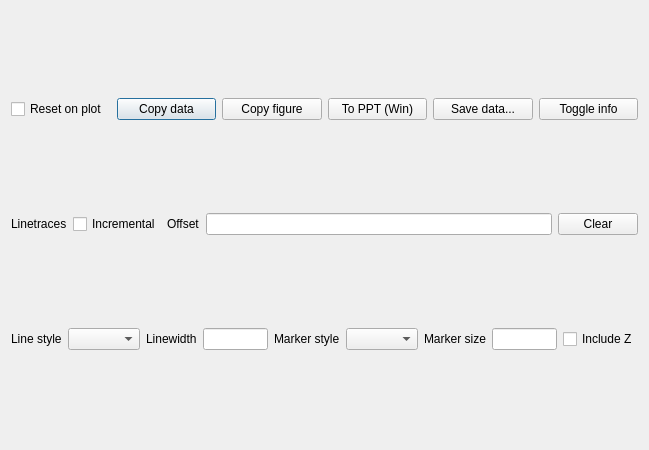
The window that qtplot/ui/linetrace.ui (Rubenknex/qtplot) describes before a commit, drawn with Qt 5.
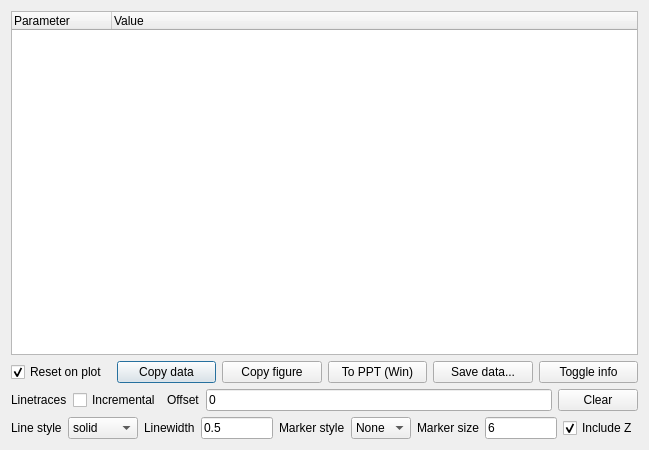
The same window after the commit.

Commit message: feature: handle operation enabled changed

```diff
--- a/qtplot/ui/linetrace.ui
+++ b/qtplot/ui/linetrace.ui
@@ -21,7 +21,34 @@
   </property>
   <layout class="QVBoxLayout" name="verticalLayout">
    <item>
-    <layout class="QHBoxLayout" name="plot_layout"/>
+    <layout class="QHBoxLayout" name="top_layout">
+     <item>
+      <layout class="QVBoxLayout" name="plot_layout"/>
+     </item>
+     <item>
+      <widget class="QTreeWidget" name="tw_data">
+       <property name="enabled">
+        <bool>true</bool>
+       </property>
+       <property name="minimumSize">
+        <size>
+         <width>200</width>
+         <height>0</height>
+        </size>
+       </property>
+       <column>
+        <property name="text">
+         <string>Parameter</string>
+        </property>
+       </column>
+       <column>
+        <property name="text">
+         <string>Value</string>
+        </property>
+       </column>
+      </widget>
+     </item>
+    </layout>
    </item>
    <item>
     <layout class="QHBoxLayout" name="horizontalLayout_2">
@@ -30,6 +57,9 @@
        <property name="text">
         <string>Reset on plot</string>
        </property>
+       <property name="checked">
+        <bool>true</bool>
+       </property>
       </widget>
      </item>
      <item>
@@ -93,7 +123,11 @@
       </widget>
      </item>
      <item>
-      <widget class="QLineEdit" name="le_offset"/>
+      <widget class="QLineEdit" name="le_offset">
+       <property name="text">
+        <string>0</string>
+       </property>
+      </widget>
      </item>
      <item>
       <widget class="QPushButton" name="le_clear">
@@ -114,7 +148,31 @@
       </widget>
      </item>
      <item>
-      <widget class="QComboBox" name="cb_linestyle"/>
+      <widget class="QComboBox" name="cb_linestyle">
+       <property name="currentIndex">
+        <number>1</number>
+       </property>
+       <item>
+        <property name="text">
+         <string>None</string>
+        </property>
+       </item>
+       <item>
+        <property name="text">
+         <string>solid</string>
+        </property>
+       </item>
+       <item>
+        <property name="text">
+         <string>dashed</string>
+        </property>
+       </item>
+       <item>
+        <property name="text">
+         <string>dotted</string>
+        </property>
+       </item>
+      </widget>
      </item>
      <item>
       <widget class="QLabel" name="label_4">
@@ -124,7 +182,11 @@
       </widget>
      </item>
      <item>
-      <widget class="QLineEdit" name="le_linewidth"/>
+      <widget class="QLineEdit" name="le_linewidth">
+       <property name="text">
+        <string>0.5</string>
+       </property>
+      </widget>
      </item>
      <item>
       <widget class="QLabel" name="label_5">
@@ -134,7 +196,28 @@
       </widget>
      </item>
      <item>
-      <widget class="QComboBox" name="cb_markerstyle"/>
+      <widget class="QComboBox" name="cb_markerstyle">
+       <item>
+        <property name="text">
+         <string>None</string>
+        </property>
+       </item>
+       <item>
+        <property name="text">
+         <string>.</string>
+        </property>
+       </item>
+       <item>
+        <property name="text">
+         <string>o</string>
+        </property>
+       </item>
+       <item>
+        <property name="text">
+         <string>x</string>
+        </property>
+       </item>
+      </widget>
      </item>
      <item>
       <widget class="QLabel" name="label_6">
@@ -144,13 +227,20 @@
       </widget>
      </item>
      <item>
-      <widget class="QLineEdit" name="le_markersize"/>
+      <widget class="QLineEdit" name="le_markersize">
+       <property name="text">
+        <string>6</string>
+       </property>
+      </widget>
      </item>
      <item>
       <widget class="QCheckBox" name="cb_include_z">
        <property name="text">
         <string>Include Z</string>
        </property>
+       <property name="checked">
+        <bool>true</bool>
+       </property>
       </widget>
      </item>
     </layout>
```
Left out of the diff: 4 changed lines with no effect on the pictures. The commit also changes 5 other files.
